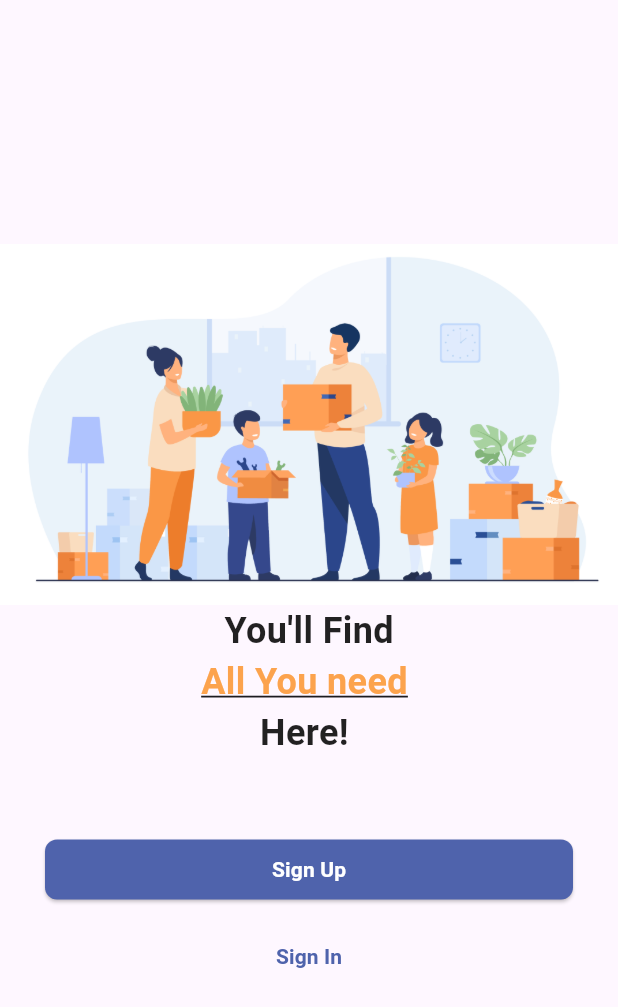
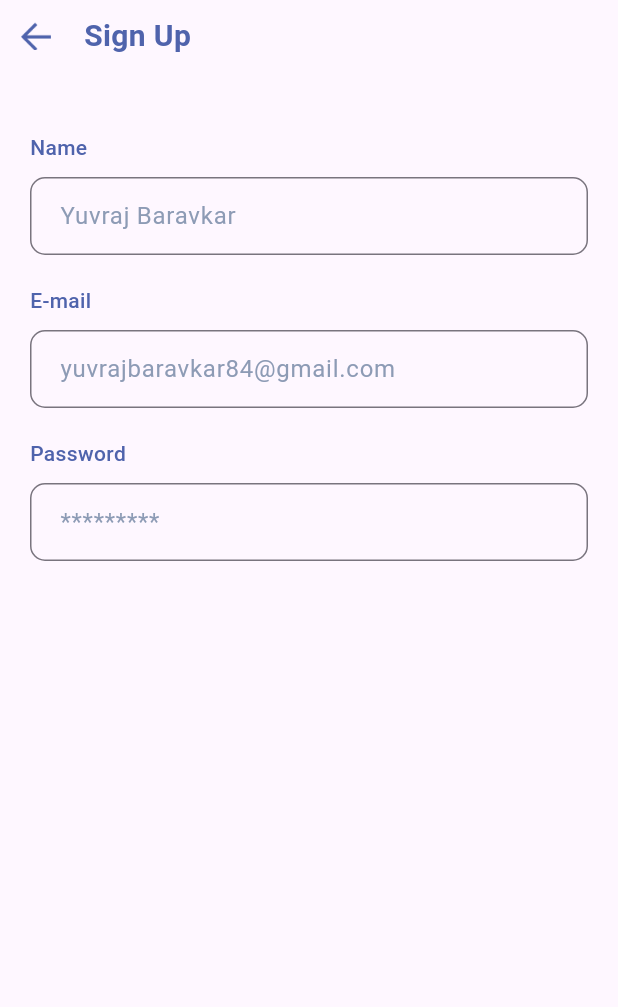
Before and after one commit to yuvraj8411/flutter_listicle, a Flutter app: the screen it shows after launch, after a tap on "Sign Up", on a phone screen of 412 x 824 dp. Shown: the top 1007 px of the screen. Run offline on Flutter 3.47's test engine with Material 3 defaults, Android fonts, the phone set to English and light mode, and no system bars.

Commit message:
#Implementation of Sign Up Screen work in progrss

```diff
--- a/lib/main.dart
+++ b/lib/main.dart
@@ -1,7 +1,7 @@
 import 'dart:collection';
 
 import 'package:flutter/material.dart';
-import 'package:listicle/screen/splashscreen.dart';
+import 'package:listicle/screen/splash_screen.dart';
 
 void main() {
   runApp(const MyApp());
--- /dev/null
+++ b/lib/screen/sign_up_screen.dart
@@ -0,0 +1,59 @@
+import 'package:flutter/material.dart';
+import 'package:listicle/utilities/constant.dart';
+import 'package:listicle/widget/text_field.dart';
+
+class SignUpScreen extends StatelessWidget {
+  const SignUpScreen({Key? key}) : super(key: key);
+
+  @override
+  Widget build(BuildContext context) {
+    return Scaffold(
+      body: SafeArea(
+        child: Column(
+          crossAxisAlignment: CrossAxisAlignment.start,
+          children: [
+            Row(
+              children: [
+                IconButton(
+                  icon: Image.asset(
+                    'assets/auth_back.png',
+                    width: 20,
+                    height: 20,
+                  ),
+                  onPressed: () => Navigator.pop(context),
+                ),
+                const SizedBox(width: 8),
+                const Text('Sign Up', style: AppTextStyles.appBarTitle),
+              ],
+            ),
+            const SizedBox(height: 20),
+            const Padding(
+              padding: EdgeInsets.only(left: 20, right: 20, top: 20),
+              child: Column(
+                mainAxisAlignment: MainAxisAlignment.center,
+                children: [
+                  CustomTextField(
+                    label: 'Name',
+                    hintText: 'Yuvraj Baravkar',
+                  ),
+                  SizedBox(height: 20),
+                  CustomTextField(
+                    label: 'E-mail',
+                    hintText: 'yuvrajbaravkar84@gmail.com',
+                    keyboardType: TextInputType.emailAddress,
+                  ),
+                  SizedBox(height: 20),
+                  CustomTextField(
+                    label: 'Password',
+                    hintText: '*********',
+                    obscureText: true,
+                  ),
+                ],
+              ),
+            ),
+          ],
+        ),
+      ),
+    );
+  }
+}
--- a/lib/screen/splashscreen.dart
+++ b/lib/screen/splash_screen.dart
@@ -1,6 +1,7 @@
 import 'package:flutter/material.dart';
 import 'package:listicle/component/custom_button.dart';
 import 'package:listicle/component/custom_text_button.dart';
+import 'package:listicle/screen/sign_up_screen.dart';
 import 'package:listicle/utilities/constant.dart';
 
 class SplashScreen extends StatelessWidget {
@@ -34,7 +35,13 @@ class SplashScreen extends StatelessWidget {
               padding: const EdgeInsets.only(left: 30, right: 30, top: 50),
               child: CustomButton(
                 text: 'Sign Up',
-                onPressed: () {},
+                onPressed: () {
+                  Navigator.push(
+                    context,
+                    MaterialPageRoute(
+                        builder: (context) => const SignUpScreen()),
+                  );
+                },
               ),
             ),
             const SizedBox(height: 10),
--- a/lib/utilities/constant.dart
+++ b/lib/utilities/constant.dart
@@ -25,8 +25,19 @@ class AppTextStyles {
     color: AppColors.black,
   );
 
-  static const body = TextStyle(
+  static const appBarTitle = TextStyle(
+    fontSize: 20,
+    fontWeight: FontWeight.bold,
+    color: AppColors.blue,
+  );
+  static const labelTitle = TextStyle(
+    fontSize: 14,
+    fontWeight: FontWeight.w500,
+    color: AppColors.blue,
+  );
+  static const hintText = TextStyle(
     fontSize: 16,
-    color: AppColors.darkGrey,
+    color: AppColors.grey,
+    fontWeight: FontWeight.w400,
   );
 }
--- /dev/null
+++ b/lib/widget/text_field.dart
@@ -0,0 +1,51 @@
+import 'package:flutter/material.dart';
+import 'package:listicle/utilities/constant.dart';
+
+class CustomTextField extends StatelessWidget {
+  final String label;
+  final String hintText;
+  final TextEditingController? controller;
+  final bool obscureText;
+  final TextInputType keyboardType;
+
+  const CustomTextField({
+    Key? key,
+    required this.label,
+    required this.hintText,
+    this.controller,
+    this.obscureText = false,
+    this.keyboardType = TextInputType.text,
+  }) : super(key: key);
+
+  @override
+  Widget build(BuildContext context) {
+    return Column(
+      crossAxisAlignment: CrossAxisAlignment.start,
+      children: [
+        Text(
+          label,
+          style: AppTextStyles.labelTitle,
+        ),
+        const SizedBox(height: 10),
+        TextField(
+          controller: controller,
+          obscureText: obscureText,
+          keyboardType: keyboardType,
+          decoration: InputDecoration(
+            hintText: hintText,
+            hintStyle: AppTextStyles.hintText,
+            border: OutlineInputBorder(
+              borderRadius: BorderRadius.circular(10.0),
+              borderSide: const BorderSide(
+                color: AppColors.grey,
+                width: 0.5,
+              ),
+            ),
+            contentPadding:
+                const EdgeInsets.symmetric(vertical: 14, horizontal: 16),
+          ),
+        ),
+      ],
+    );
+  }
+}
```
